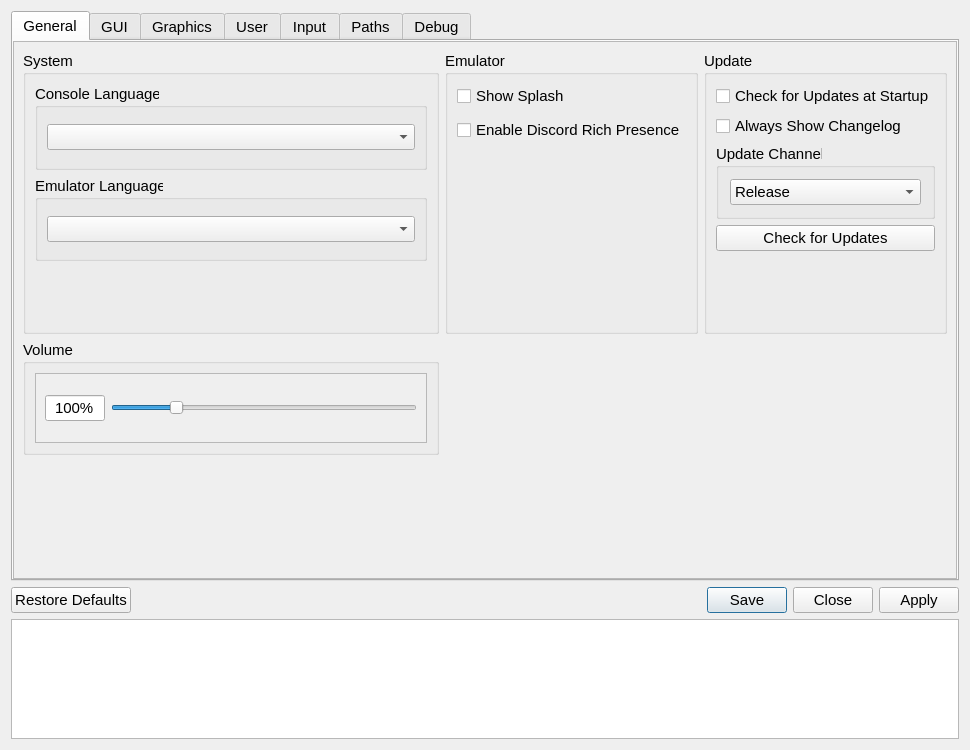
Before: the Qt Designer form src/qt_gui/settings_dialog.ui in rainmakerv3/shadPS4, drawn with Qt 5.
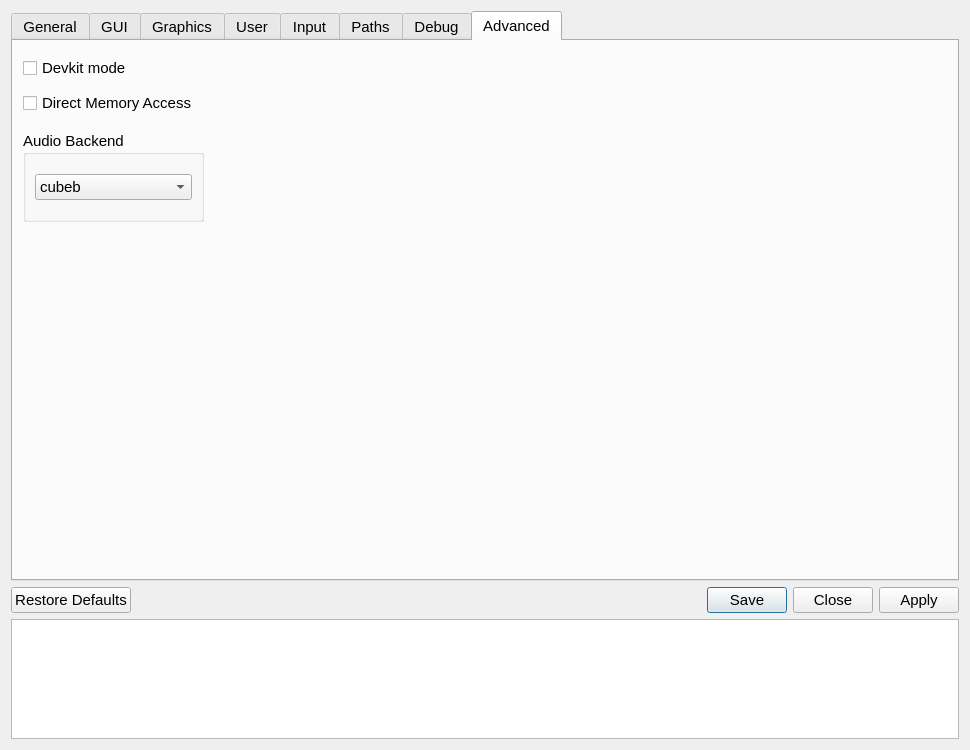
After: the same form once the commit is applied. Icons and pictures are not drawn.

Patch:
```diff
--- a/src/qt_gui/settings_dialog.ui
+++ b/src/qt_gui/settings_dialog.ui
@@ -59,7 +59,7 @@
       </size>
      </property>
      <property name="currentIndex">
-      <number>0</number>
+      <number>7</number>
      </property>
      <widget class="QScrollArea" name="generalTab">
       <property name="widgetResizable">
@@ -74,7 +74,7 @@
          <x>0</x>
          <y>0</y>
          <width>946</width>
-         <height>540</height>
+         <height>536</height>
         </rect>
        </property>
        <layout class="QVBoxLayout" name="generalTabVLayout" stretch="0">
@@ -369,7 +369,7 @@
                  <rect>
                   <x>0</x>
                   <y>0</y>
-                  <width>375</width>
+                  <width>402</width>
                   <height>68</height>
                  </rect>
                 </property>
@@ -2200,6 +2200,66 @@
        </layout>
       </widget>
      </widget>
+     <widget class="QWidget" name="tab">
+      <attribute name="title">
+       <string>Advanced</string>
+      </attribute>
+      <widget class="QWidget" name="verticalLayoutWidget">
+       <property name="geometry">
+        <rect>
+         <x>10</x>
+         <y>10</y>
+         <width>921</width>
+         <height>71</height>
+        </rect>
+       </property>
+       <layout class="QVBoxLayout" name="verticalLayout_5">
+        <item>
+         <widget class="QCheckBox" name="DevkitCheckbox">
+          <property name="text">
+           <string>Devkit mode</string>
+          </property>
+         </widget>
+        </item>
+        <item>
+         <widget class="QCheckBox" name="DMACheckbox">
+          <property name="text">
+           <string>Direct Memory Access</string>
+          </property>
+         </widget>
+        </item>
+       </layout>
+      </widget>
+      <widget class="QGroupBox" name="groupBox">
+       <property name="geometry">
+        <rect>
+         <x>10</x>
+         <y>90</y>
+         <width>181</width>
+         <height>91</height>
+        </rect>
+       </property>
+       <property name="title">
+        <string>Audio Backend</string>
+       </property>
+       <layout class="QVBoxLayout" name="verticalLayout_6">
+        <item>
+         <widget class="QComboBox" name="audioBackendComboBox">
+          <item>
+           <property name="text">
+            <string>cubeb</string>
+           </property>
+          </item>
+          <item>
+           <property name="text">
+            <string>sdl</string>
+           </property>
+          </item>
+         </widget>
+        </item>
+       </layout>
+      </widget>
+     </widget>
     </widget>
    </item>
    <item>
```
Left out of the diff: 12 changed lines with no effect on the pictures.
